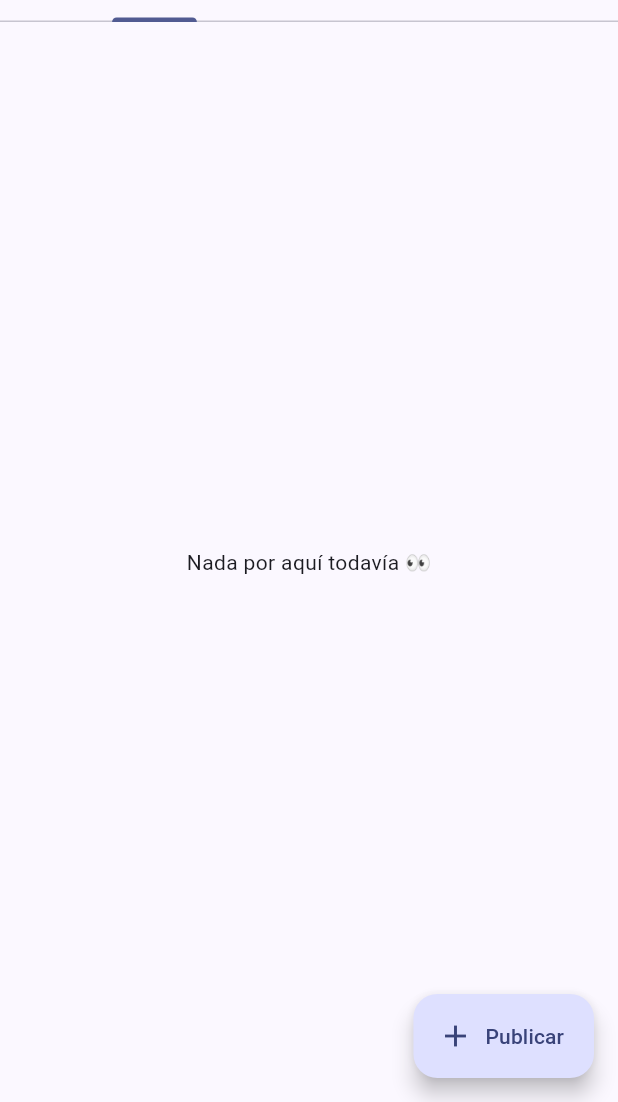
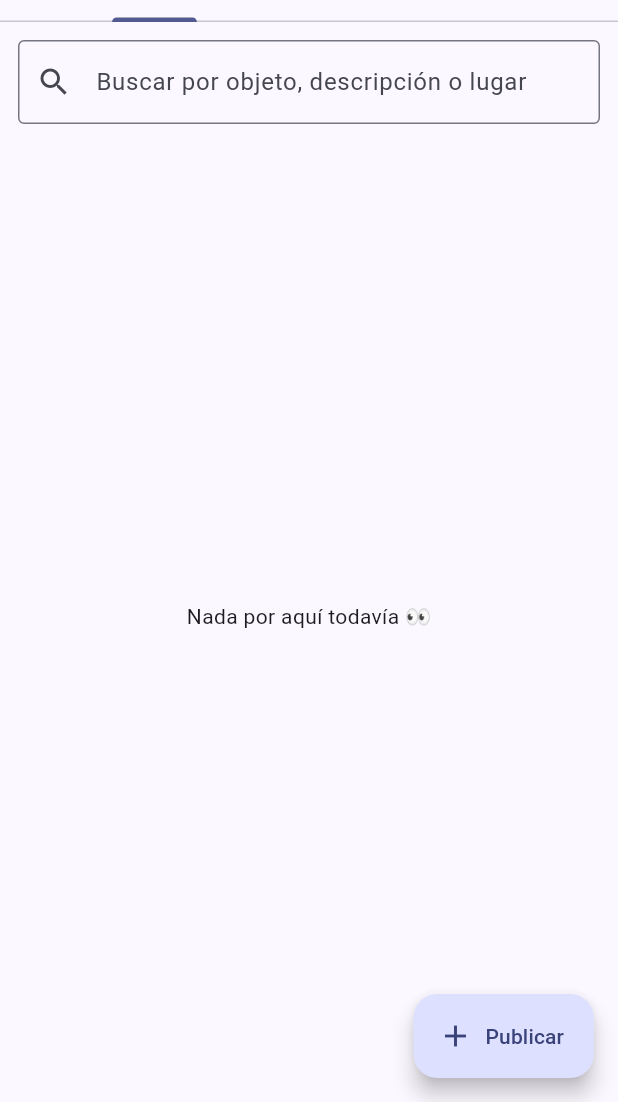
Before and after one commit to Camila-ppc/PROYECTO-DE-DISPOSITVOS-MOVILES, a Flutter app: the screen it shows after launch, on a phone screen of 412 x 824 dp, the part 134-1236 px from its top. Run offline on Flutter 3.47's test engine with Material 3 defaults, Android fonts, the phone set to English and light mode, and no system bars; our stand-ins replace image_picker, qr_flutter; missing offline and left inert: mobile_scanner.

Commit message:
Implement search feature in home screen
Added search functionality to the home screen with a TextField for user input and integrated BusquedaService for filtering items.

```diff
--- a/lib/screens/home_screen.dart
+++ b/lib/screens/home_screen.dart
@@ -1,5 +1,6 @@
 import 'package:flutter/material.dart';
 import '../models/item.dart';
+import '../services/busqueda_service.dart';
 import '../widgets/foto.dart';
 import 'detalle_screen.dart';
 import 'publish_screen.dart';
@@ -14,6 +15,14 @@ class HomeScreen extends StatefulWidget {
 
 class _HomeScreenState extends State<HomeScreen> {
   final List<Item> _items = [];
+  final TextEditingController _busquedaController = TextEditingController();
+  String _consulta = '';
+
+  @override
+  void dispose() {
+    _busquedaController.dispose();
+    super.dispose();
+  }
 
   Future<void> _publicar() async {
     final nuevo = await Navigator.push<Item>(
@@ -32,7 +41,10 @@ class _HomeScreenState extends State<HomeScreen> {
   }
 
   Widget _lista(bool encontrados) {
-    final data = _items.where((i) => i.encontrado == encontrados).toList();
+    final data = BusquedaService.buscar(
+      _items.where((i) => i.encontrado == encontrados).toList(),
+      _consulta,
+    );
     if (data.isEmpty) {
       return const Center(child: Text('Nada por aquí todavía 👀'));
     }
@@ -85,7 +97,35 @@ class _HomeScreenState extends State<HomeScreen> {
             Tab(text: 'Encontrados'),
           ]),
         ),
-        body: TabBarView(children: [_lista(false), _lista(true)]),
+        body: Column(
+          children: [
+            Padding(
+              padding: const EdgeInsets.fromLTRB(12, 12, 12, 4),
+              child: TextField(
+                controller: _busquedaController,
+                onChanged: (texto) => setState(() => _consulta = texto),
+                decoration: InputDecoration(
+                  hintText: 'Buscar por objeto, descripción o lugar',
+                  prefixIcon: const Icon(Icons.search),
+                  border: const OutlineInputBorder(),
+                  suffixIcon: _consulta.isEmpty
+                      ? null
+                      : IconButton(
+                          tooltip: 'Limpiar búsqueda',
+                          icon: const Icon(Icons.clear),
+                          onPressed: () {
+                            _busquedaController.clear();
+                            setState(() => _consulta = '');
+                          },
+                        ),
+                ),
+              ),
+            ),
+            Expanded(
+              child: TabBarView(children: [_lista(false), _lista(true)]),
+            ),
+          ],
+        ),
         floatingActionButton: FloatingActionButton.extended(
           onPressed: _publicar,
           icon: const Icon(Icons.add),
```
